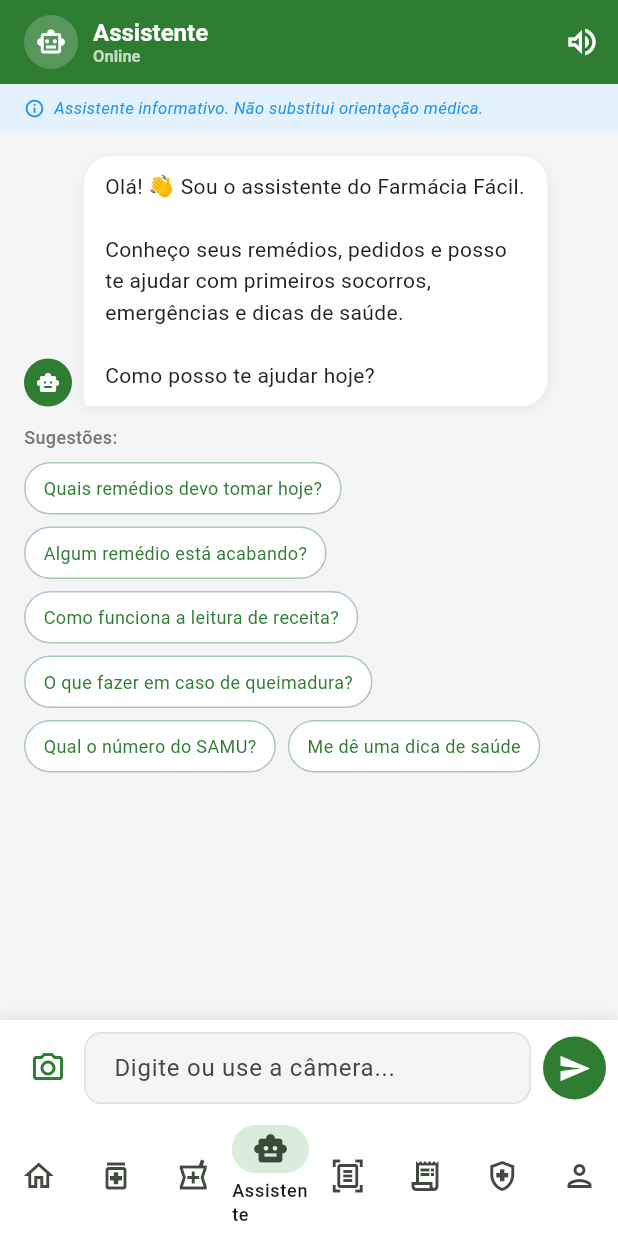
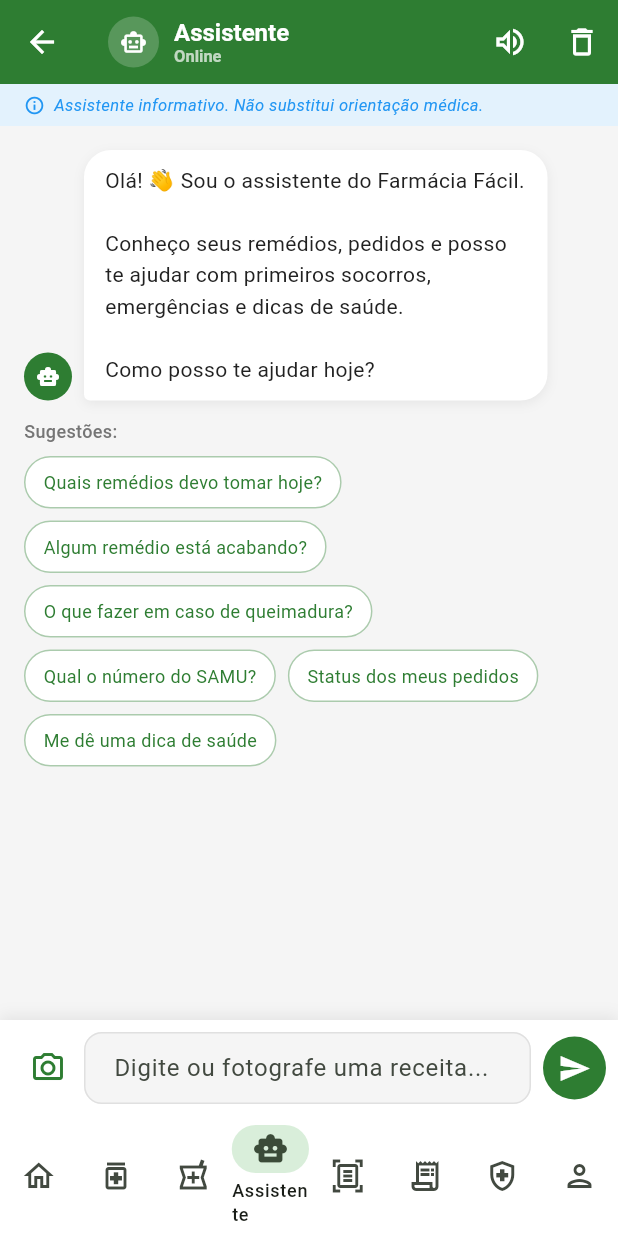
Before and after one commit to Sandro-TATTOO/farmacia-facil, a Flutter app: the AssistantScreen screen opened by its route, on a phone screen of 412 x 824 dp. Run offline on Flutter 3.47's test engine with Material 3 defaults, Android fonts, the phone set to English and light mode, and no system bars; our stand-ins replace cloud_firestore, firebase_ai, firebase_auth, firebase_core, flutter_riverpod, flutter_tts and 2 more; missing offline and left inert: google_mlkit_text_recognition; accounts and stored records are empty.

Commit message:
Corrigir assistente: botao voltar, limpar, camera web, texto livre

```diff
--- a/lib/screens/user/assistant_screen.dart
+++ b/lib/screens/user/assistant_screen.dart
@@ -17,19 +17,18 @@
 }
 
 class _AssistantScreenState extends ConsumerState<AssistantScreen> {
-  final _controller  = TextEditingController();
-  final _scrollCtrl  = ScrollController();
-  final _focusNode   = FocusNode();
-  final _picker      = ImagePicker();
-  bool  _scanningPrescription = false;
+  final _controller = TextEditingController();
+  final _scrollCtrl = ScrollController();
+  final _focusNode  = FocusNode();
+  final _picker     = ImagePicker();
+  bool  _scanning   = false;
 
-  // Sugestões rápidas de perguntas
   static const _suggestions = [
     'Quais remédios devo tomar hoje?',
     'Algum remédio está acabando?',
-    'Como funciona a leitura de receita?',
     'O que fazer em caso de queimadura?',
     'Qual o número do SAMU?',
+    'Status dos meus pedidos',
     'Me dê uma dica de saúde',
   ];
 
@@ -63,34 +62,45 @@
     });
   }
 
-  // Abre câmera/galeria, lê a receita e envia para o assistente
-  Future<void> _scanPrescription(ImageSource source) async {
-    if (kIsWeb) {
-      ref.read(assistantProvider.notifier).sendMessage(
-        'Como funciona a leitura de receita no app?',
+  // Limpa toda a conversa
+  void _clearChat() {
+    showDialog(
+      context: context,
+      builder: (ctx) => AlertDialog(
+        title: const Text('Limpar conversa'),
+        content: const Text('Deseja apagar todas as mensagens?'),
+        actions: [
+          TextButton(
+            onPressed: () => Navigator.pop(ctx),
+            child: const Text('Cancelar'),
+          ),
+          ElevatedButton(
+            onPressed: () {
+              Navigator.pop(ctx);
+              ref.read(assistantProvider.notifier).clearChat();
+            },
+            style: ElevatedButton.styleFrom(backgroundColor: Colors.red),
+            child: const Text('Limpar', style: TextStyle(color: Colors.white)),
+          ),
+        ],
+      ),
     );
-      return;
   }
 
+  // Câmera — só disponível no Android/iOS
+  Future<void> _scanPrescription(ImageSource source) async {
     try {
       final picked = await _picker.pickImage(
-        source:       source,
-        maxWidth:     1200,
-        imageQuality: 90,
+        source: source, maxWidth: 1200, imageQuality: 90,
       );
       if (picked == null) return;
 
-      setState(() => _scanningPrescription = true);
+      setState(() => _scanning = true);
+      ref.read(assistantProvider.notifier).sendImageMessage('📷 Analisando receita...');
 
-      // Envia mensagem de contexto para o chat
-      ref.read(assistantProvider.notifier).sendImageMessage(
-        '📷 Analisando receita médica...',
-      );
-
-      // OCR com ML Kit
-      final inputImage  = InputImage.fromFilePath(picked.path);
-      final recognizer  = TextRecognizer(script: TextRecognitionScript.latin);
-      final recognized  = await recognizer.processImage(inputImage);
+      final recognizer = TextRecognizer(script: TextRecognitionScript.latin);
+      final recognized = await recognizer.processImage(
+          InputImage.fromFilePath(picked.path));
       await recognizer.close();
 
       final text = recognized.text.trim();
@@ -98,90 +108,69 @@
       if (text.isEmpty) {
         ref.read(assistantProvider.notifier).sendMessage(
           'Fotografei uma receita mas o texto não ficou legível. '
-          'Pode tentar novamente com mais luz?',
+          'Tente com mais luz ou aproxime mais a câmera.',
         );
       } else {
-        // Envia o texto para o assistente analisar
         ref.read(assistantProvider.notifier).sendMessage(
-          'Acabei de fotografar uma receita médica. '
-          'Aqui está o texto lido:\n\n$text\n\n'
-          'Quais medicamentos você consegue identificar nessa receita? '
-          'Me ajude a confirmar e sugira onde comprar.',
+          'Fotografei uma receita médica. Texto lido:\n\n$text\n\n'
+          'Quais medicamentos você identifica? Sugira onde comprar.',
         );
       }
-
       _scrollToBottom();
-    } catch (e) {
+    } catch (_) {
       ref.read(assistantProvider.notifier).sendMessage(
-        'Tive um problema ao acessar a câmera. Tente novamente.',
+        'Não consegui acessar a câmera. Tente novamente.',
       );
     } finally {
-      setState(() => _scanningPrescription = false);
+      setState(() => _scanning = false);
     }
   }
 
-  void _showImageSourceDialog() {
+  void _showCameraDialog() {
     showModalBottomSheet(
       context: context,
       shape: const RoundedRectangleBorder(
-        borderRadius: BorderRadius.vertical(top: Radius.circular(20)),
-      ),
+          borderRadius: BorderRadius.vertical(top: Radius.circular(20))),
       builder: (ctx) => SafeArea(
         child: Padding(
           padding: const EdgeInsets.all(20),
           child: Column(
             mainAxisSize: MainAxisSize.min,
             children: [
-              Container(
-                width: 40, height: 4,
+              Container(width: 40, height: 4,
                   decoration: BoxDecoration(
                       color: Colors.grey.shade300,
-                  borderRadius: BorderRadius.circular(2),
-                ),
-              ),
+                      borderRadius: BorderRadius.circular(2))),
               const SizedBox(height: 20),
-              const Text(
-                'Ler receita médica',
-                style: TextStyle(fontSize: 18, fontWeight: FontWeight.bold),
-              ),
+              const Text('Ler receita médica',
+                  style: TextStyle(fontSize: 18, fontWeight: FontWeight.bold)),
               const SizedBox(height: 6),
-              const Text(
-                'Escolha como enviar a receita',
-                style: TextStyle(color: AppTheme.textGrey),
-              ),
-              const SizedBox(height: 20),
+              const Text('Escolha como enviar a receita',
+                  style: TextStyle(color: AppTheme.textGrey)),
+              const SizedBox(height: 16),
               ListTile(
                 leading: Container(
                   padding: const EdgeInsets.all(10),
                   decoration: BoxDecoration(
                       color: AppTheme.primaryGreen.withValues(alpha: 0.1),
-                    borderRadius: BorderRadius.circular(12),
-                  ),
-                  child: const Icon(Icons.camera_alt,
-                      color: AppTheme.primaryGreen),
+                      borderRadius: BorderRadius.circular(12)),
+                  child: const Icon(Icons.camera_alt, color: AppTheme.primaryGreen),
                 ),
                 title: const Text('Tirar foto agora'),
                 subtitle: const Text('Abre a câmera do celular'),
-                onTap: () {
-                  Navigator.pop(ctx);
-                  _scanPrescription(ImageSource.camera);
-                },
+                onTap: () { Navigator.pop(ctx); _scanPrescription(ImageSource.camera); },
               ),
               ListTile(
                 leading: Container(
                   padding: const EdgeInsets.all(10),
                   decoration: BoxDecoration(
                       color: Colors.blue.withValues(alpha: 0.1),
-                    borderRadius: BorderRadius.circular(12),
-                  ),
+                      borderRadius: BorderRadius.circular(12)),
                   child: const Icon(Icons.photo_library, color: Colors.blue),
                 ),
                 title: const Text('Escolher da galeria'),
                 subtitle: const Text('Seleciona uma foto existente'),
-                onTap: () {
-                  Navigator.pop(ctx);
-                  _scanPrescription(ImageSource.gallery);
-                },
+                onTap: () { Navigator.pop(ctx); _scanPrescription(ImageSource.gallery); },
               ),
               const SizedBox(height: 8),
             ],
@@ -194,23 +183,24 @@
   @override
   Widget build(BuildContext context) {
     final state = ref.watch(assistantProvider);
-
-    // Auto-scroll quando nova mensagem chega
     ref.listen(assistantProvider, (_, __) => _scrollToBottom());
 
     return Scaffold(
       appBar: AppBar(
+        // ── Botão voltar ──
+        leading: IconButton(
+          icon: const Icon(Icons.arrow_back, color: Colors.white),
+          onPressed: () => context.go('/home'),
+        ),
         title: Row(
           children: [
             Container(
-              width: 36,
-              height: 36,
+              width: 34, height: 34,
               decoration: BoxDecoration(
                   color: Colors.white.withValues(alpha: 0.2),
-                shape: BoxShape.circle,
-              ),
+                  shape: BoxShape.circle),
               child: const Icon(Icons.smart_toy_outlined,
-                  color: Colors.white, size: 20),
+                  color: Colors.white, size: 18),
             ),
             const SizedBox(width: 10),
             const Column(
@@ -225,38 +215,38 @@
           ],
         ),
         actions: [
-          // Botão de voz
+          // Voz
           if (!kIsWeb)
             IconButton(
-              onPressed: () =>
-                  ref.read(assistantProvider.notifier).toggleVoice(),
+              onPressed: () => ref.read(assistantProvider.notifier).toggleVoice(),
               icon: Icon(
                 state.voiceEnabled
                     ? Icons.volume_up_outlined
                     : Icons.volume_off_outlined,
                 color: Colors.white,
               ),
-              tooltip: state.voiceEnabled
-                  ? 'Desativar voz'
-                  : 'Ativar voz',
             ),
-          // Indicador de fala ativa
+          // Parar narração
           if (state.isSpeaking)
             IconButton(
-              onPressed: () =>
-                  ref.read(assistantProvider.notifier).stopSpeaking(),
+              onPressed: () => ref.read(assistantProvider.notifier).stopSpeaking(),
               icon: const Icon(Icons.stop_circle_outlined, color: Colors.white),
-              tooltip: 'Parar narração',
+            ),
+          // ── Botão limpar conversa ──
+          IconButton(
+            onPressed: _clearChat,
+            icon: const Icon(Icons.delete_outline, color: Colors.white),
+            tooltip: 'Limpar conversa',
           ),
         ],
       ),
+
       body: Column(
         children: [
           // Aviso médico
           Container(
             color: Colors.blue.shade50,
-            padding:
-                const EdgeInsets.symmetric(horizontal: 16, vertical: 8),
+            padding: const EdgeInsets.symmetric(horizontal: 16, vertical: 6),
             child: const Row(
               children: [
                 Icon(Icons.info_outline, size: 14, color: Colors.blue),
@@ -264,9 +254,7 @@
                 Expanded(
                   child: Text(
                     'Assistente informativo. Não substitui orientação médica.',
-                    style: TextStyle(
-                        fontSize: 11,
-                        color: Colors.blue,
+                    style: TextStyle(fontSize: 11, color: Colors.blue,
                         fontStyle: FontStyle.italic),
                   ),
                 ),
@@ -287,8 +275,10 @@
                 if (state.messages.length == 1 && index == 1) {
                   return _SuggestionsWidget(
                     suggestions: _suggestions,
-                    onTap: (s) =>
-                        ref.read(assistantProvider.notifier).sendMessage(s),
+                    onTap: (s) {
+                      ref.read(assistantProvider.notifier).sendMessage(s);
+                      _scrollToBottom();
+                    },
                   );
                 }
                 // Botões de ação navegável
@@ -307,16 +297,98 @@
 
           // Campo de digitação
           _InputBar(
-            controller: _controller,
-            focusNode: _focusNode,
-            isLoading: state.isLoading || _scanningPrescription,
-            onSend: _send,
-            onCamera: _showImageSourceDialog,
+            controller:  _controller,
+            focusNode:   _focusNode,
+            isLoading:   state.isLoading || _scanning,
+            showCamera:  !kIsWeb,
+            onSend:      _send,
+            onCamera:    _showCameraDialog,
           ),
         ],
       ),
     );
   }
+}
+
+// ─── Botões de ação navegável ─────────────────────────────────────────────────
+class _ActionsWidget extends StatelessWidget {
+  final List<AssistantAction> actions;
+  final void Function(String) onTap;
+  const _ActionsWidget({required this.actions, required this.onTap});
+
+  @override
+  Widget build(BuildContext context) => Padding(
+        padding: const EdgeInsets.only(bottom: 12, left: 40),
+        child: Wrap(
+          spacing: 8, runSpacing: 8,
+          children: actions.map((a) {
+            final isEmergency = a.isCall &&
+                (a.phone == '192' || a.phone == '193');
+            return ElevatedButton.icon(
+              onPressed: () async {
+                if (a.isCall && a.phone != null) {
+                  final uri = Uri.parse(
+                      'tel:${a.phone!.replaceAll(RegExp(r'[\s\-]'), '')}');
+                  if (await canLaunchUrl(uri)) await launchUrl(uri);
+                } else {
+                  onTap(a.route);
+                }
+              },
+              icon: Text(a.icon, style: const TextStyle(fontSize: 14)),
+              label: Text(a.label, style: const TextStyle(fontSize: 12)),
+              style: ElevatedButton.styleFrom(
+                backgroundColor:
+                    isEmergency ? Colors.red : AppTheme.primaryGreen,
+                foregroundColor: Colors.white,
+                minimumSize: Size.zero,
+                padding: const EdgeInsets.symmetric(horizontal: 12, vertical: 8),
+                shape: RoundedRectangleBorder(
+                    borderRadius: BorderRadius.circular(20)),
+              ),
+            );
+          }).toList(),
+        ),
+      );
+}
+
+// ─── Sugestões rápidas ────────────────────────────────────────────────────────
+class _SuggestionsWidget extends StatelessWidget {
+  final List<String>          suggestions;
+  final void Function(String) onTap;
+  const _SuggestionsWidget({required this.suggestions, required this.onTap});
+
+  @override
+  Widget build(BuildContext context) => Padding(
+        padding: const EdgeInsets.only(bottom: 16),
+        child: Column(
+          crossAxisAlignment: CrossAxisAlignment.start,
+          children: [
+            const Text('Sugestões:',
+                style: TextStyle(color: AppTheme.textGrey,
+                    fontSize: 12, fontWeight: FontWeight.w500)),
+            const SizedBox(height: 8),
+            Wrap(
+              spacing: 8, runSpacing: 8,
+              children: suggestions.map((s) => GestureDetector(
+                onTap: () => onTap(s),
+                child: Container(
+                  padding: const EdgeInsets.symmetric(
+                      horizontal: 12, vertical: 8),
+                  decoration: BoxDecoration(
+                    color: Colors.white,
+                    borderRadius: BorderRadius.circular(20),
+                    border: Border.all(
+                        color: AppTheme.primaryGreen.withValues(alpha: 0.4)),
+                  ),
+                  child: Text(s,
+                      style: const TextStyle(
+                          color: AppTheme.primaryGreen, fontSize: 12)),
+                ),
+              )).toList(),
+            ),
+          ],
+        ),
+      );
 }
 
 // ─── Bolha de mensagem ────────────────────────────────────────────────────────
@@ -327,7 +399,6 @@
   @override
   Widget build(BuildContext context) {
     final isUser = message.isUser;
-
     return Padding(
       padding: const EdgeInsets.only(bottom: 12),
       child: Row(
@@ -335,7 +406,6 @@
             isUser ? MainAxisAlignment.end : MainAxisAlignment.start,
         crossAxisAlignment: CrossAxisAlignment.end,
         children: [
-          // Avatar do assistente
           if (!isUser) ...[
             CircleAvatar(
               radius: 16,
@@ -345,19 +415,14 @@
             ),
             const SizedBox(width: 8),
           ],
-
-          // Bolha
           Flexible(
             child: Container(
               padding: const EdgeInsets.symmetric(
                   horizontal: 14, vertical: 10),
               constraints: BoxConstraints(
-                maxWidth: MediaQuery.of(context).size.width * 0.75,
-              ),
+                  maxWidth: MediaQuery.of(context).size.width * 0.75),
               decoration: BoxDecoration(
-                color: isUser
-                    ? AppTheme.primaryGreen
-                    : Colors.white,
+                color: isUser ? AppTheme.primaryGreen : Colors.white,
                 borderRadius: BorderRadius.only(
                   topLeft:     const Radius.circular(18),
                   topRight:    const Radius.circular(18),
@@ -377,16 +442,13 @@
                   : Text(
                       message.text,
                       style: TextStyle(
-                        color:
-                            isUser ? Colors.white : AppTheme.textDark,
+                        color: isUser ? Colors.white : AppTheme.textDark,
                         fontSize: 14,
                         height: 1.5,
                       ),
                     ),
             ),
           ),
-
-          // Avatar do usuário
           if (isUser) ...[
             const SizedBox(width: 8),
             CircleAvatar(
@@ -403,10 +465,9 @@
   }
 }
 
-// ─── Animação de "digitando..." ───────────────────────────────────────────────
+// ─── Animação digitando ───────────────────────────────────────────────────────
 class _TypingIndicator extends StatefulWidget {
   const _TypingIndicator();
-
   @override
   State<_TypingIndicator> createState() => _TypingIndicatorState();
 }
@@ -414,7 +475,7 @@
 class _TypingIndicatorState extends State<_TypingIndicator>
     with SingleTickerProviderStateMixin {
   late AnimationController _ctrl;
-  late Animation<double> _anim;
+  late Animation<double>   _anim;
 
   @override
   void initState() {
@@ -426,10 +487,7 @@
   }
 
   @override
-  void dispose() {
-    _ctrl.dispose();
-    super.dispose();
-  }
+  void dispose() { _ctrl.dispose(); super.dispose(); }
 
   @override
   Widget build(BuildContext context) => FadeTransition(
@@ -447,121 +505,28 @@
 
 class _Dot extends StatelessWidget {
   const _Dot();
-
   @override
   Widget build(BuildContext context) => Container(
-        width: 8,
-        height: 8,
+        width: 8, height: 8,
         decoration: const BoxDecoration(
-          color: AppTheme.textGrey,
-          shape: BoxShape.circle,
-        ),
-      );
-}
-
-// ─── Botões de ação navegável ────────────────────────────────────────────────
-class _ActionsWidget extends StatelessWidget {
-  final List<AssistantAction>  actions;
-  final void Function(String)  onTap;
-
-  const _ActionsWidget({required this.actions, required this.onTap});
-
-  @override
-  Widget build(BuildContext context) => Padding(
-        padding: const EdgeInsets.only(bottom: 12, left: 40),
-        child: Wrap(
-          spacing: 8,
-          runSpacing: 8,
-          children: actions.map((a) {
-            final isEmergency = a.isCall && (a.phone == '192' || a.phone == '193');
-            return ElevatedButton.icon(
-              onPressed: () async {
-                if (a.isCall && a.phone != null) {
-                  final uri = Uri.parse('tel:${a.phone!.replaceAll(RegExp(r'[\s\-]'), '')}');
-                  if (await canLaunchUrl(uri)) await launchUrl(uri);
-                } else {
-                  onTap(a.route);
-                }
-              },
-              icon: Text(a.icon, style: const TextStyle(fontSize: 14)),
-              label: Text(a.label, style: const TextStyle(fontSize: 12)),
-              style: ElevatedButton.styleFrom(
-                backgroundColor: isEmergency ? Colors.red : AppTheme.primaryGreen,
-                foregroundColor: Colors.white,
-                minimumSize: Size.zero,
-                padding: const EdgeInsets.symmetric(horizontal: 12, vertical: 8),
-                shape: RoundedRectangleBorder(
-                    borderRadius: BorderRadius.circular(20)),
-              ),
-            );
-          }).toList(),
-        ),
-      );
-}
-
-// ─── Sugestões rápidas ────────────────────────────────────────────────────────
-class _SuggestionsWidget extends StatelessWidget {
-  final List<String> suggestions;
-  final void Function(String) onTap;
-
-  const _SuggestionsWidget(
-      {required this.suggestions, required this.onTap});
-
-  @override
-  Widget build(BuildContext context) => Padding(
-        padding: const EdgeInsets.only(bottom: 16),
-        child: Column(
-          crossAxisAlignment: CrossAxisAlignment.start,
-          children: [
-            const Text('Sugestões:',
-                style: TextStyle(
-                    color: AppTheme.textGrey,
-                    fontSize: 12,
-                    fontWeight: FontWeight.w500)),
-            const SizedBox(height: 8),
-            Wrap(
-              spacing: 8,
-              runSpacing: 8,
-              children: suggestions
-                  .map((s) => GestureDetector(
-                        onTap: () => onTap(s),
-                        child: Container(
-                          padding: const EdgeInsets.symmetric(
-                              horizontal: 12, vertical: 8),
-                          decoration: BoxDecoration(
-                            color: Colors.white,
-                            borderRadius: BorderRadius.circular(20),
-                            border: Border.all(
-                                color: AppTheme.primaryGreen
-                                    .withValues(alpha: 0.4)),
-                          ),
-                          child: Text(
-                            s,
-                            style: const TextStyle(
-                                color: AppTheme.primaryGreen,
-                                fontSize: 12),
-                          ),
-                        ),
-                      ))
-                  .toList(),
-            ),
-          ],
-        ),
+            color: AppTheme.textGrey, shape: BoxShape.circle),
       );
 }
 
 // ─── Barra de input ───────────────────────────────────────────────────────────
 class _InputBar extends StatelessWidget {
   final TextEditingController controller;
-  final FocusNode            focusNode;
-  final bool                 isLoading;
-  final VoidCallback         onSend;
-  final VoidCallback         onCamera;
+  final FocusNode             focusNode;
+  final bool                  isLoading;
+  final bool                  showCamera;
+  final VoidCallback          onSend;
+  final VoidCallback          onCamera;
 
   const _InputBar({
     required this.controller,
     required this.focusNode,
     required this.isLoading,
+    required this.showCamera,
     required this.onSend,
     required this.onCamera,
   });
@@ -569,9 +534,7 @@
   @override
   Widget build(BuildContext context) => Container(
         padding: EdgeInsets.only(
-          left: 8,
-          right: 8,
-          top: 8,
+          left: 8, right: 8, top: 8,
           bottom: 8 + MediaQuery.of(context).viewInsets.bottom,
         ),
         decoration: BoxDecoration(
@@ -586,8 +549,8 @@
         ),
         child: Row(
           children: [
-            // Botão câmera
-            if (!kIsWeb)
+            // ── Botão câmera (só Android/iOS) ──
+            if (showCamera)
               IconButton(
                 onPressed: isLoading ? null : onCamera,
                 icon: const Icon(Icons.camera_alt_outlined),
@@ -602,9 +565,11 @@
                 maxLines:   null,
                 textCapitalization: TextCapitalization.sentences,
                 decoration: InputDecoration(
-                  hintText:    'Digite ou use a câmera...',
-                  filled:      true,
-                  fillColor:   Colors.grey.shade100,
+                  hintText:  showCamera
+                      ? 'Digite ou fotografe uma receita...'
+                      : 'Digite sua pergunta...',
+                  filled:     true,
+                  fillColor:  Colors.grey.shade100,
                   border: OutlineInputBorder(
                     borderRadius: BorderRadius.circular(24),
                     borderSide: BorderSide.none,
@@ -628,21 +593,20 @@
                       child: SizedBox(
                         width: 20, height: 20,
                         child: CircularProgressIndicator(
-                          strokeWidth: 2,
-                          color: AppTheme.primaryGreen,
-                        ),
+                          strokeWidth: 2, color: AppTheme.primaryGreen),
                       ),
                     ),
                   )
                 : Material(
-                    color:        AppTheme.primaryGreen,
-                    shape:        const CircleBorder(),
+                    color:       AppTheme.primaryGreen,
+                    shape:       const CircleBorder(),
                     child: InkWell(
-                      onTap:        onSend,
+                      onTap:       onSend,
                       customBorder: const CircleBorder(),
                       child: const Padding(
                         padding: EdgeInsets.all(10),
-                        child: Icon(Icons.send, color: Colors.white, size: 22),
+                        child: Icon(Icons.send,
+                            color: Colors.white, size: 22),
                       ),
                     ),
                   ),
```
Also changed, not shown: lib/providers/assistant_provider.dart (+16 -0 lines). Lines whose indentation alone changed are shown as unchanged.
